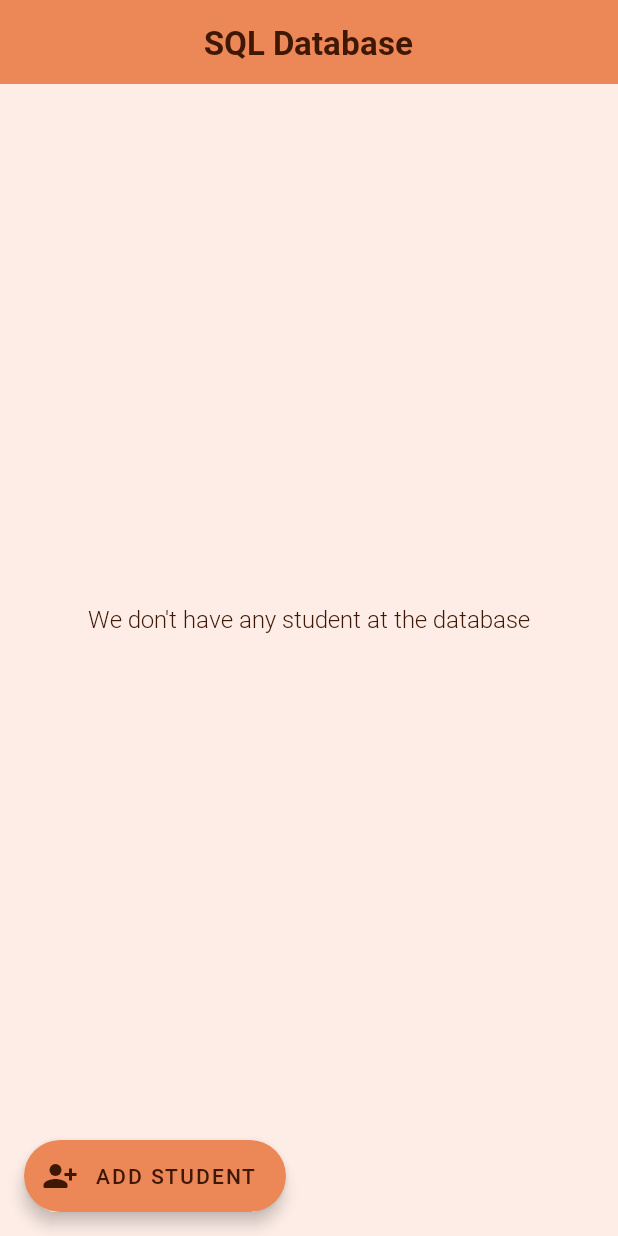
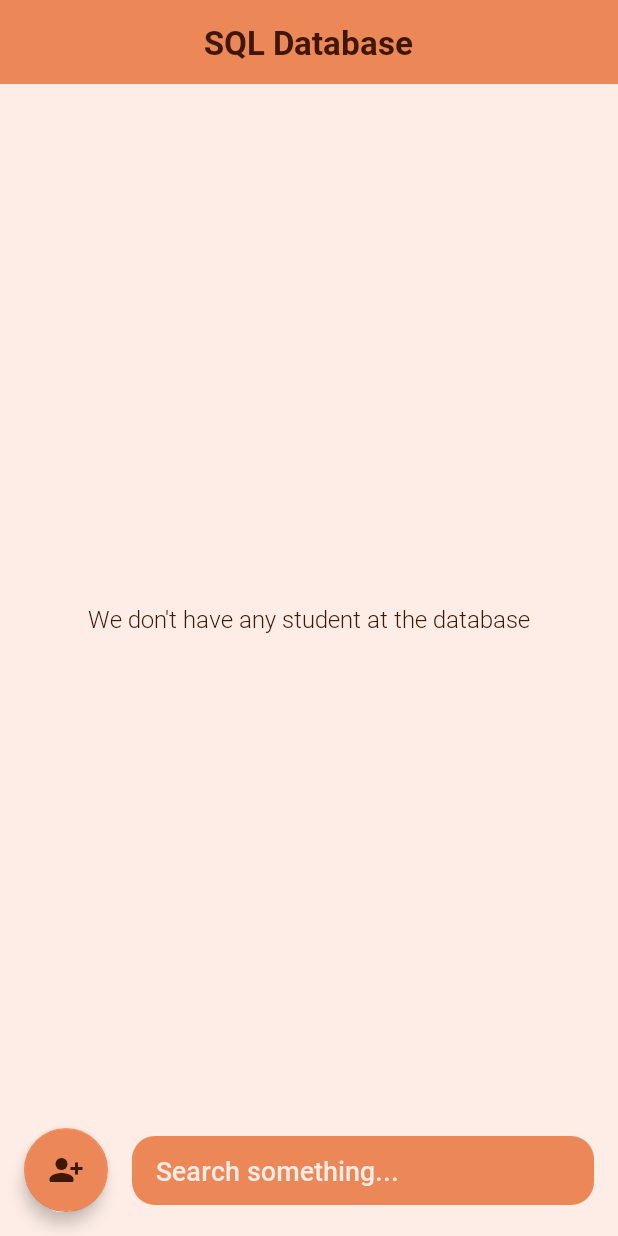
Before and after one commit to AbolfaZlRezaEe/SQLiteVSRoom, an Android app: the layout fragment_sqlite.xml on its own in the app's theme, with its tools: preview values and no code run, on a phone screen of 412 x 824 dp. Run offline under Robolectric (Android 15) with nearby library versions, the phone set to English and light mode, and no system bars.

Commit message:
improve package structure and implement search section

```diff
--- a/app/src/main/AndroidManifest.xml
+++ b/app/src/main/AndroidManifest.xml
@@ -13,7 +13,7 @@
         android:theme="@style/Theme.SQLiteVSRoom"
         tools:targetApi="31">
         <activity
-            android:name=".MainActivity"
+            android:name=".view.activity.MainActivity"
             android:exported="true">
             <intent-filter>
                 <action android:name="android.intent.action.MAIN" />
--- a/app/src/main/java/com/example/sqlitevsroom/sqlite/Student.kt
+++ b/app/src/main/java/com/example/sqlitevsroom/model/dataclass/Student.kt
@@ -1,4 +1,4 @@
-package com.example.sqlitevsroom.sqlite
+package com.example.sqlitevsroom.model.dataclass
 
 import android.os.Parcelable
 import kotlinx.parcelize.Parcelize
--- a/app/src/main/java/com/example/sqlitevsroom/sqlite/StudentDatabaseHelper.kt
+++ b/app/src/main/java/com/example/sqlitevsroom/model/sqlite/StudentDatabaseHelper.kt
@@ -1,4 +1,4 @@
-package com.example.sqlitevsroom.sqlite
+package com.example.sqlitevsroom.model.sqlite
 
 import android.content.Context
 import android.database.sqlite.SQLiteDatabase
--- a/app/src/main/java/com/example/sqlitevsroom/sqlite/StudentQueryObject.kt
+++ b/app/src/main/java/com/example/sqlitevsroom/model/sqlite/StudentQueryObject.kt
@@ -1,4 +1,4 @@
-package com.example.sqlitevsroom.sqlite
+package com.example.sqlitevsroom.model.sqlite
 
 object StudentQueryObject {
     const val DATABASE_VERSION = 1
@@ -18,4 +18,6 @@ object StudentQueryObject {
                 "$COLUMN_LAST_NAME TEXT)"
 
     const val QUERY_DELETE_TABLE = "DROP TABLE IF EXIST $TABLE_NAME"
+
+    const val QUERY_SEARCH_WITH_FIRST_NAME = "$COLUMN_FIRST_NAME LIKE ?"
 }
--- a/app/src/main/java/com/example/sqlitevsroom/MainActivity.kt
+++ b/app/src/main/java/com/example/sqlitevsroom/view/activity/MainActivity.kt
@@ -1,9 +1,12 @@
-package com.example.sqlitevsroom
+package com.example.sqlitevsroom.view.activity
 
 import android.os.Bundle
 import android.view.View
 import androidx.appcompat.app.AppCompatActivity
+import com.example.sqlitevsroom.R
 import com.example.sqlitevsroom.databinding.ActivityMainBinding
+import com.example.sqlitevsroom.view.fragments.RoomFragment
+import com.example.sqlitevsroom.view.fragments.SQLiteFragment
 
 class MainActivity : AppCompatActivity() {
 
--- a/app/src/main/java/com/example/sqlitevsroom/view/StudentForumDialogFragment.kt
+++ b/app/src/main/java/com/example/sqlitevsroom/view/bottomSheets/StudentForumDialogFragment.kt
@@ -1,11 +1,11 @@
-package com.example.sqlitevsroom.view
+package com.example.sqlitevsroom.view.bottomSheets
 
 import android.os.Bundle
 import android.view.LayoutInflater
 import android.view.View
 import android.view.ViewGroup
 import com.example.sqlitevsroom.databinding.StudentForumFragmentBinding
-import com.example.sqlitevsroom.sqlite.Student
+import com.example.sqlitevsroom.model.dataclass.Student
 import com.google.android.material.bottomsheet.BottomSheetDialogFragment
 
 class StudentForumDialogFragment : BottomSheetDialogFragment() {
--- a/app/src/main/java/com/example/sqlitevsroom/RoomFragment.kt
+++ b/app/src/main/java/com/example/sqlitevsroom/view/fragments/RoomFragment.kt
@@ -1,4 +1,4 @@
-package com.example.sqlitevsroom
+package com.example.sqlitevsroom.view.fragments
 
 import android.os.Bundle
 import android.view.LayoutInflater
--- a/app/src/main/java/com/example/sqlitevsroom/view/recyclerView/StudentViewHolder.kt
+++ b/app/src/main/java/com/example/sqlitevsroom/view/recyclerView/StudentViewHolder.kt
@@ -2,7 +2,7 @@ package com.example.sqlitevsroom.view.recyclerView
 
 import androidx.recyclerview.widget.RecyclerView
 import com.example.sqlitevsroom.databinding.ItemStudentBinding
-import com.example.sqlitevsroom.sqlite.Student
+import com.example.sqlitevsroom.model.dataclass.Student
 
 class StudentViewHolder(
     private val binding: ItemStudentBinding
--- a/app/src/main/res/layout/activity_main.xml
+++ b/app/src/main/res/layout/activity_main.xml
@@ -5,7 +5,7 @@
     android:layout_width="match_parent"
     android:layout_height="match_parent"
     android:background="@color/lightOrange"
-    tools:context=".MainActivity">
+    tools:context=".view.activity.MainActivity">
 
     <androidx.constraintlayout.widget.ConstraintLayout
         android:layout_width="match_parent"
--- a/app/src/main/res/layout/fragment_sqlite.xml
+++ b/app/src/main/res/layout/fragment_sqlite.xml
@@ -38,6 +38,26 @@
         app:layout_constraintStart_toStartOf="parent"
         app:layout_constraintTop_toBottomOf="@+id/frameLayout" />
 
+    <EditText
+        android:id="@+id/searchSQLiteEditText"
+        android:layout_width="0dp"
+        android:layout_height="46dp"
+        android:layout_marginStart="16dp"
+        android:layout_marginEnd="16dp"
+        android:background="@drawable/edittext_background"
+        android:ellipsize="end"
+        android:fontFamily="@font/roboto_medium"
+        android:hint="@string/searchSomething"
+        android:maxLines="1"
+        android:paddingStart="16dp"
+        android:paddingEnd="16dp"
+        android:textColor="@color/lightOrange"
+        android:textColorHint="@color/lightOrange"
+        app:layout_constraintBottom_toBottomOf="@+id/addSqliteStudentExtendedFab"
+        app:layout_constraintEnd_toEndOf="parent"
+        app:layout_constraintStart_toEndOf="@+id/addSqliteStudentExtendedFab"
+        app:layout_constraintTop_toTopOf="@+id/addSqliteStudentExtendedFab" />
+
     <TextView
         android:id="@+id/emptyStateTextView"
         android:layout_width="wrap_content"
@@ -53,16 +73,14 @@
         app:layout_constraintTop_toTopOf="parent"
         tools:visibility="visible" />
 
-    <com.google.android.material.floatingactionbutton.ExtendedFloatingActionButton
+    <com.google.android.material.floatingactionbutton.FloatingActionButton
         android:id="@+id/addSqliteStudentExtendedFab"
         android:layout_width="wrap_content"
         android:layout_height="wrap_content"
         android:layout_margin="16dp"
         android:fontFamily="@font/roboto_medium"
-        android:text="@string/addStudent"
-        android:textColor="@color/blackOrange"
+        android:src="@drawable/ic_add_person_24dp"
         app:backgroundTint="@color/normalOrange"
-        app:icon="@drawable/ic_add_person_24dp"
         app:iconTint="@color/blackOrange"
         app:layout_constraintBottom_toBottomOf="parent"
         app:layout_constraintStart_toStartOf="parent" />
--- a/app/src/main/res/values/strings.xml
+++ b/app/src/main/res/values/strings.xml
@@ -11,6 +11,7 @@
     <string name="addStudent">Add Student</string>
     <string name="workWithSqlite">Work with SQLite</string>
     <string name="workWithRoom">Work with Room</string>
+    <string name="searchSomething">Search something...</string>
     <string name="updatingFailedMessage">We had a problem on updating student information</string>
     <string name="deletingFailedMessage">We had a problem on deleting user information</string>
     <string name="insertingFailedMessage">We had a problem on inserting student on table!</string>
```
Also changed, not shown: app/src/main/java/com/example/sqlitevsroom/model/sqlite/StudentOperations.kt (renamed from app/src/main/java/com/example/sqlitevsroom/sqlite/StudentOperations.kt, +11 -9 lines), app/src/main/java/com/example/sqlitevsroom/view/fragments/SQLiteFragment.kt (renamed from app/src/main/java/com/example/sqlitevsroom/SQLiteFragment.kt, +47 -7 lines), app/src/main/java/com/example/sqlitevsroom/view/recyclerView/StudentAdapter.kt (+9 -3 lines).
